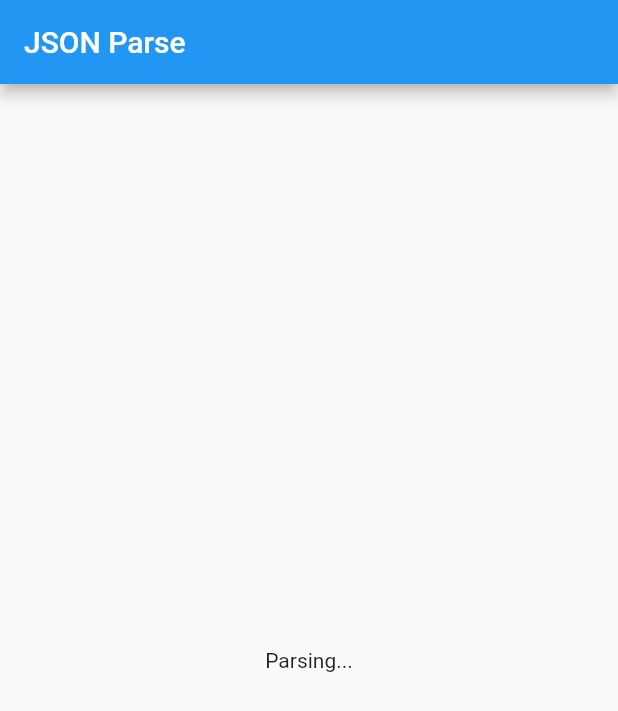
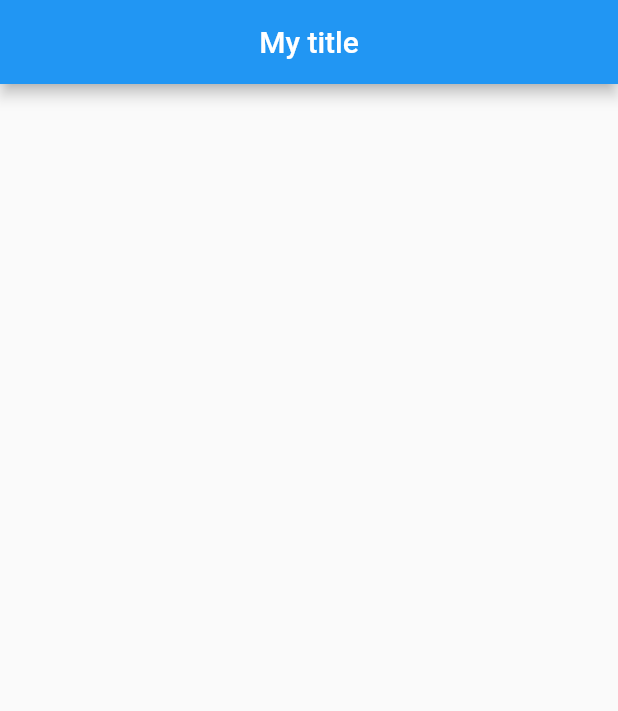
Before and after one commit to isurudilshan101/login_app1, a Flutter app: the screen it shows after launch, on a phone screen of 412 x 824 dp. Shown: the top 711 px of the screen. Run offline on Flutter 3.47's test engine with Material 2 defaults, Android fonts, the phone set to English and light mode, and no system bars.

```diff
--- a/login_app/lib/main.dart
+++ b/login_app/lib/main.dart
@@ -1,14 +1,9 @@
 import 'package:flutter/material.dart';
+import './ui/login.dart';
 
 void main(){
   runApp(MaterialApp(
-    home:Scaffold(
-      appBar:AppBar(
-        title:Text('JSON Parse'),
-      ),
-      body:Center(
-        child: Text('Parsing...'),
-      ),
-    ) ,
+    title:'Salon App',
+    home:Login(),
   ));
 }
--- /dev/null
+++ b/login_app/lib/ui/login.dart
@@ -0,0 +1,26 @@
+import 'package:flutter/material.dart';
+
+class Login extends StatefulWidget{
+  @override
+  State<StatefulWidget> createState() {
+
+    return LoginState();
+  }
+
+}
+
+class LoginState extends State<Login>{
+  @override
+  Widget build(BuildContext context) {
+
+    return Scaffold(
+      appBar: AppBar(
+        title:Text('My title'),
+        centerTitle: true,
+        backgroundColor: Colors.blue,
+      )
+
+    );
+  }
+
+}
```
Also changed, not shown: login_app/flutter_01.png (added).
